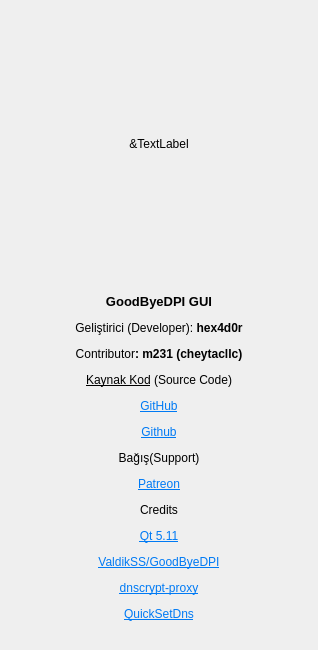
cheytacllc/GUI-for-GoodbyeDPI, file src/about.ui: the form before one commit.
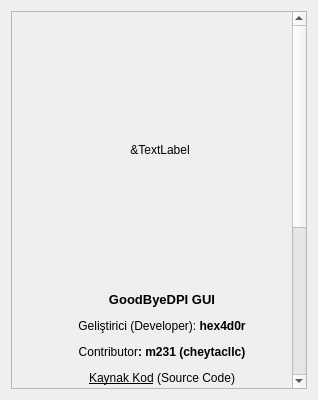
The form after the commit. Icons and pictures are not drawn.

What changed in the file:
```diff
--- a/src/about.ui
+++ b/src/about.ui
@@ -7,7 +7,7 @@
     <x>0</x>
     <y>0</y>
     <width>318</width>
-    <height>650</height>
+    <height>400</height>
    </rect>
   </property>
   <property name="minimumSize">
@@ -31,7 +31,58 @@
   </property>
   <layout class="QGridLayout" name="gridLayout">
    <item row="1" column="0">
+    <widget class="QScrollArea" name="scrollArea">
+     <property name="sizePolicy">
+      <sizepolicy hsizetype="Expanding" vsizetype="Expanding">
+       <horstretch>0</horstretch>
+       <verstretch>0</verstretch>
+      </sizepolicy>
+     </property>
+     <property name="minimumSize">
+      <size>
+       <width>0</width>
+       <height>0</height>
+      </size>
+     </property>
+     <property name="maximumSize">
+      <size>
+       <width>16777215</width>
+       <height>16777215</height>
+      </size>
+     </property>
+     <property name="baseSize">
+      <size>
+       <width>0</width>
+       <height>0</height>
+      </size>
+     </property>
+     <property name="widgetResizable">
+      <bool>true</bool>
+     </property>
+     <widget class="QWidget" name="scrollAreaWidgetContents">
+      <property name="geometry">
+       <rect>
+        <x>0</x>
+        <y>0</y>
+        <width>284</width>
+        <height>650</height>
+       </rect>
+      </property>
+      <property name="minimumSize">
+       <size>
+        <width>0</width>
+        <height>650</height>
+       </size>
+      </property>
     <widget class="QLabel" name="iconLabel">
+       <property name="geometry">
+        <rect>
+         <x>20</x>
+         <y>10</y>
+         <width>256</width>
+         <height>256</height>
+        </rect>
+       </property>
      <property name="sizePolicy">
       <sizepolicy hsizetype="Expanding" vsizetype="Expanding">
        <horstretch>0</horstretch>
@@ -57,9 +108,15 @@
       <set>Qt::AlignCenter</set>
      </property>
     </widget>
-   </item>
-   <item row="2" column="0">
     <widget class="QLabel" name="aboutLabel">
+       <property name="geometry">
+        <rect>
+         <x>0</x>
+         <y>280</y>
+         <width>300</width>
+         <height>316</height>
+        </rect>
+       </property>
      <property name="maximumSize">
       <size>
        <width>16777215</width>
@@ -72,6 +129,8 @@
      <property name="alignment">
       <set>Qt::AlignCenter</set>
      </property>
+      </widget>
+     </widget>
     </widget>
    </item>
   </layout>
```
Lines whose indentation alone changed are shown as unchanged.
